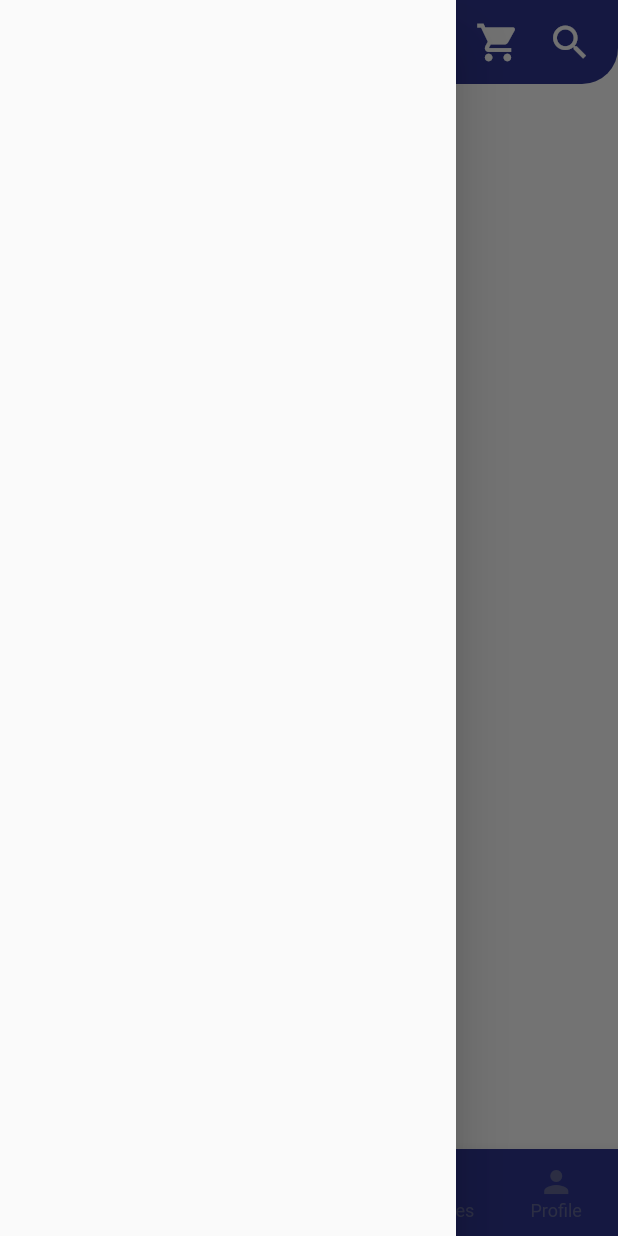
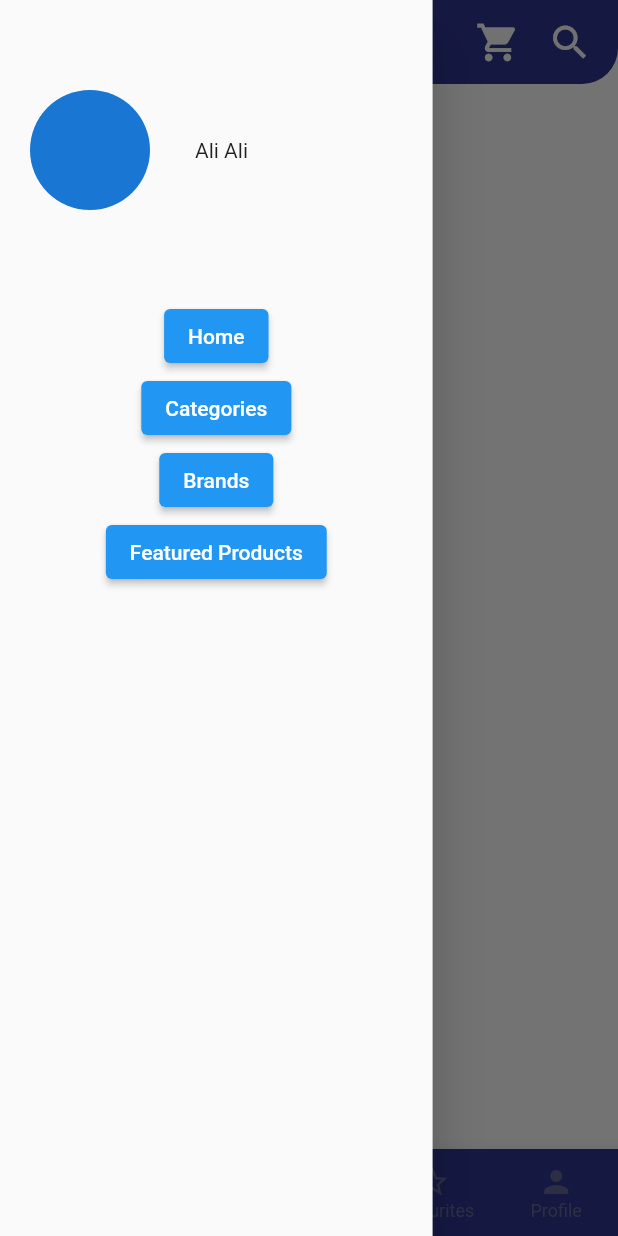
Before and after one commit to hussam-aw/timezonesu, a Flutter app: the HomeScreen screen opened by its route, with the side drawer open, on a phone screen of 412 x 824 dp. Run offline on Flutter 3.47's test engine with Material 2 defaults, Android fonts, the phone set to English and light mode, and no system bars; our stand-ins replace get.

Commit message:
Create initial drawer for app

```diff
--- a/lib/PresentationLayer/Widgets/Public/drawer.dart
+++ b/lib/PresentationLayer/Widgets/Public/drawer.dart
@@ -1,10 +1,59 @@
 import 'package:flutter/material.dart';
+import 'package:timezonesu/Constants/ui_colors.dart';
 
 class TzDrawer extends StatelessWidget {
   const TzDrawer({super.key});
 
   @override
   Widget build(BuildContext context) {
-    return const Drawer();
+    return SafeArea(
+      child: Drawer(
+        width: MediaQuery.of(context).size.width * .7,
+        child: Padding(
+          padding: EdgeInsets.symmetric(horizontal: 20, vertical: 30),
+          child: Column(
+            children: [
+              Padding(
+                padding: const EdgeInsets.symmetric(vertical: 30),
+                child: Row(
+                  children: [
+                    CircleAvatar(
+                      maxRadius: 40,
+                    ),
+                    SizedBox(width: 30),
+                    Text(
+                      "Ali Ali",
+                    ),
+                  ],
+                ),
+              ),
+              Padding(
+                padding: EdgeInsets.symmetric(vertical: 30),
+                child: Column(
+                  children: [
+                    ElevatedButton(
+                      onPressed: () {},
+                      child: Text('Home'),
+                    ),
+                    ElevatedButton(
+                      onPressed: () {},
+                      child: Text('Categories'),
+                    ),
+                    ElevatedButton(
+                      onPressed: () {},
+                      child: Text('Brands'),
+                    ),
+                    ElevatedButton(
+                      onPressed: () {},
+                      child: Text('Featured Products'),
+                    ),
+                  ],
+                ),
+              ),
+            ],
+          ),
+        ),
+      ),
+    );
   }
 }
```
